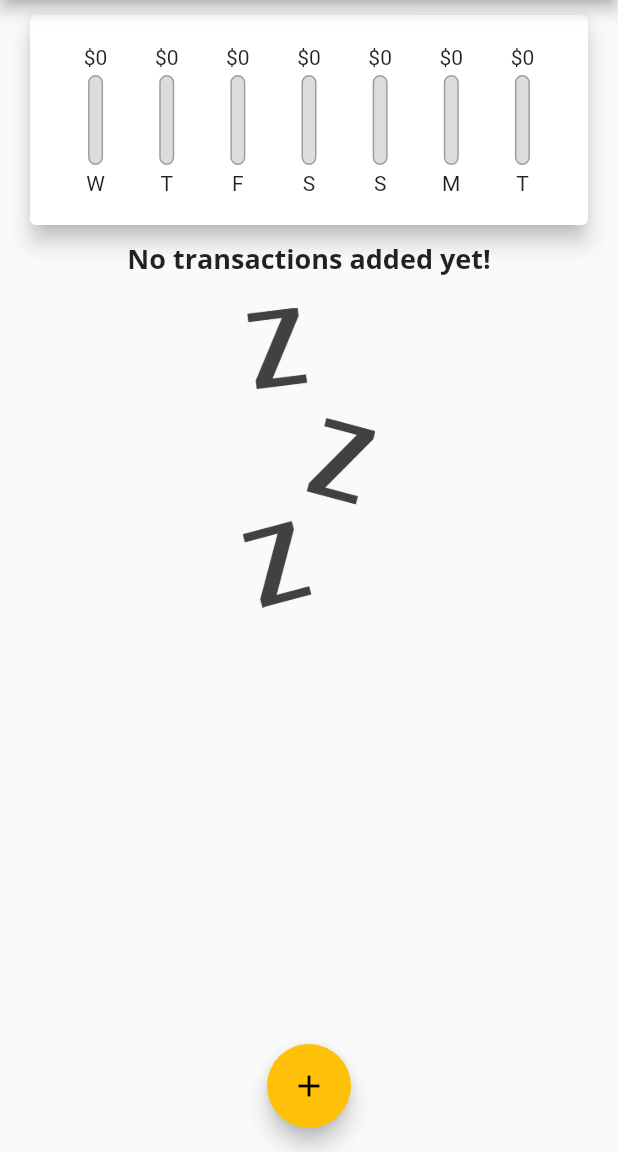
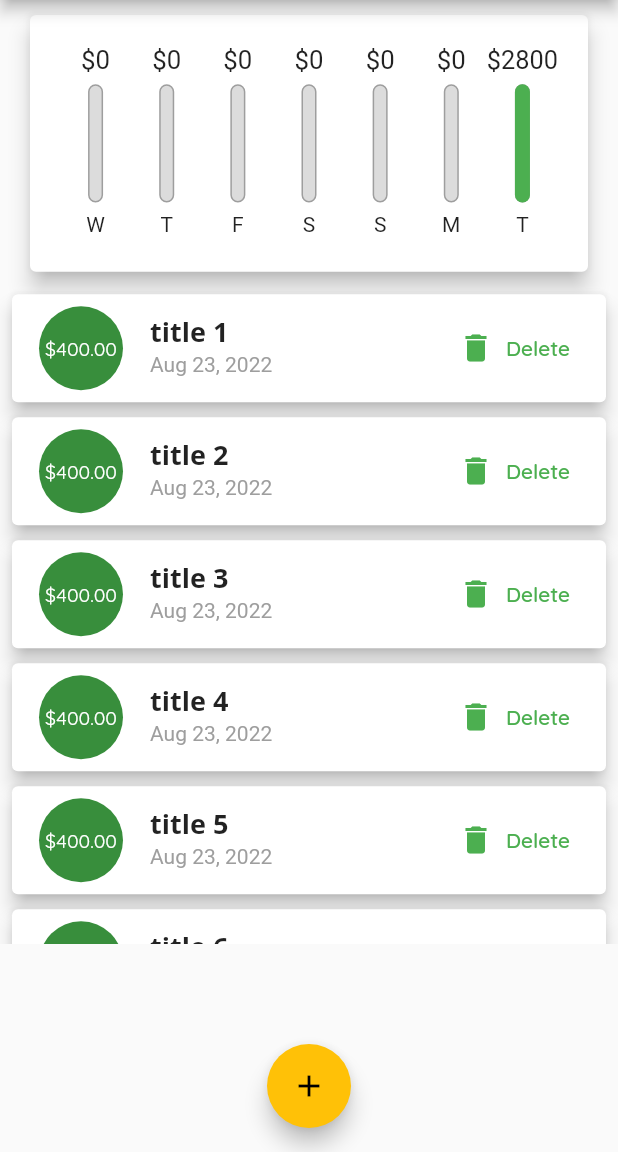
Before and after one commit to felixdusengimana/expense-tracker, a Flutter app: the screen it shows after launch, on a phone screen of 412 x 824 dp, the part 84-1236 px from its top. Run offline on Flutter 3.47's test engine with Material 2 defaults, Android fonts, the phone set to English and light mode, and no system bars.

```diff
--- a/lib/main.dart
+++ b/lib/main.dart
@@ -1,4 +1,8 @@
+import 'dart:io';
+
 import 'package:flutter/material.dart';
+import 'package:flutter/cupertino.dart';
+import 'package:flutter/services.dart';
 
 import './widgets/new_transaction.dart';
 import './models/transaction.dart';
@@ -6,6 +10,10 @@ import './widgets/transaction_list.dart';
 import './widgets/chart.dart';
 
 void main() {
+  /* When you're too lazy and you don't want to implement app on landscape mode😂😂😂*/
+  // WidgetsFlutterBinding.ensureInitialized();
+  // SystemChrome.setPreferredOrientations(
+  //     [DeviceOrientation.portraitDown, DeviceOrientation.portraitUp]);
   runApp(MyApp());
 }
 
@@ -40,7 +48,24 @@ class MyHomePage extends StatefulWidget {
 }
 
 class _MyHomePageState extends State<MyHomePage> {
-  final List<Transaction> _usertransactions = [];
+  final List<Transaction> _usertransactions = [
+    Transaction(
+        id: "2", title: "title 1", amount: 400.00, dateTime: DateTime.now()),
+    Transaction(
+        id: "4", title: "title 2", amount: 400.00, dateTime: DateTime.now()),
+    Transaction(
+        id: "5", title: "title 3", amount: 400.00, dateTime: DateTime.now()),
+    Transaction(
+        id: "6", title: "title 4", amount: 400.00, dateTime: DateTime.now()),
+    Transaction(
+        id: "7", title: "title 5", amount: 400.00, dateTime: DateTime.now()),
+    Transaction(
+        id: "8", title: "title 6", amount: 400.00, dateTime: DateTime.now()),
+    Transaction(
+        id: "9", title: "title 7", amount: 400.00, dateTime: DateTime.now()),
+  ];
+
+  bool _showChart = false;
 
   List<Transaction> get _recentTransactions {
     return _usertransactions.where((tx) {
@@ -84,29 +109,92 @@ class _MyHomePageState extends State<MyHomePage> {
 
   @override
   Widget build(BuildContext context) {
-    return Scaffold(
-      appBar: AppBar(
-        title: Text('Expense Tracker'),
+    final mediaQuery = MediaQuery.of(context);
+    final isLandscape = mediaQuery.orientation == Orientation.landscape;
+    // create app bar based on platform
+    final PreferredSizeWidget appBar = (Platform.isIOS
+        ? CupertinoNavigationBar(
+            middle: Text("Expense Tracker"),
+            trailing: Row(
+              mainAxisSize: MainAxisSize.min,
+              children: <Widget>[
+                GestureDetector(
+                  child: Icon(CupertinoIcons.add),
+                  onTap: () => _startAddNewTransaction(context),
+                )
+              ],
+            ),
+          )
+        : AppBar(
+            title: Text("Expense Tracker"),
             actions: <Widget>[
               IconButton(
+                icon: Icon(Icons.add),
                 onPressed: () => _startAddNewTransaction(context),
-              icon: Icon(Icons.add))
+              )
             ],
-      ),
-      body: SingleChildScrollView(
+          )) as PreferredSizeWidget;
+
+    final textListWidget = Container(
+        height: mediaQuery.size.height * 0.6 - appBar.preferredSize.height,
+        child: TransactionList(_usertransactions, _deleteTransaction));
+
+    final appBody = SafeArea(
+      child: SingleChildScrollView(
         child: Column(
           crossAxisAlignment: CrossAxisAlignment.stretch,
           children: <Widget>[
-            Chart(_recentTransactions),
-            TransactionList(_usertransactions, _deleteTransaction),
+            if (isLandscape)
+              Row(
+                mainAxisAlignment: MainAxisAlignment.center,
+                children: <Widget>[
+                  Text("Show Chart",
+                      style: Theme.of(context).textTheme.headline6),
+                  Switch.adaptive(
+                      value: _showChart,
+                      onChanged: (val) {
+                        setState(() {
+                          _showChart = val;
+                        });
+                      }),
+                ],
+              ),
+            if (!isLandscape)
+              Container(
+                  height: mediaQuery.size.height * 0.3 -
+                      appBar.preferredSize.height -
+                      mediaQuery.padding.top,
+                  child: Chart(_recentTransactions)),
+            if (!isLandscape) textListWidget,
+            if (isLandscape)
+              _showChart
+                  ? Container(
+                      height: mediaQuery.size.height * 1 -
+                          appBar.preferredSize.height -
+                          mediaQuery.padding.top,
+                      child: Chart(_recentTransactions))
+                  : textListWidget,
           ],
         ),
       ),
-      floatingActionButton: FloatingActionButton(
+    );
+
+    return Platform.isIOS
+        ? CupertinoPageScaffold(
+            child: appBody,
+            navigationBar: null,
+          )
+        : Scaffold(
+            appBar: appBar,
+            body: appBody,
+            floatingActionButton: Platform.isIOS
+                ? Container()
+                : FloatingActionButton(
                     onPressed: () => _startAddNewTransaction(context),
                     child: Icon(Icons.add),
                   ),
-      floatingActionButtonLocation: FloatingActionButtonLocation.centerFloat,
+            floatingActionButtonLocation:
+                FloatingActionButtonLocation.centerFloat,
           );
   }
 }
--- a/lib/widgets/chart_bar.dart
+++ b/lib/widgets/chart_bar.dart
@@ -9,14 +9,18 @@ class ChartBar extends StatelessWidget {
 
   @override
   Widget build(BuildContext context) {
+    return LayoutBuilder(builder: ((context, constraints) {
       return Column(
         children: [
-        FittedBox(child: Text('\$${spendingAmount.toStringAsFixed(0)}')),
+          Container(
+              height: constraints.maxHeight * 0.15,
+              child: FittedBox(
+                  child: Text('\$${spendingAmount.toStringAsFixed(0)}'))),
           SizedBox(
-          height: 4,
+            height: constraints.maxHeight * 0.05,
           ),
           Container(
-          height: 60,
+            height: constraints.maxHeight * 0.6,
             width: 10,
             child: Stack(children: [
               Container(
@@ -38,10 +42,13 @@ class ChartBar extends StatelessWidget {
             ]),
           ),
           SizedBox(
-          height: 4,
+            height: constraints.maxHeight * 0.05,
           ),
-        Text(label.substring(0, 1)),
+          Container(
+              height: constraints.maxHeight * 0.15,
+              child: Text(label.substring(0, 1))),
         ],
       );
+    }));
   }
 }
--- a/lib/widgets/new_transaction.dart
+++ b/lib/widgets/new_transaction.dart
@@ -52,10 +52,15 @@ class _NewTransactionState extends State<NewTransaction> {
 
   @override
   Widget build(BuildContext context) {
-    return Card(
+    return SingleChildScrollView(
+      child: Card(
         elevation: 5,
         child: Container(
-        padding: EdgeInsets.all(10),
+          padding: EdgeInsets.only(
+              bottom: MediaQuery.of(context).viewInsets.bottom + 60,
+              top: 10,
+              left: 10,
+              right: 10),
           child: Column(
             children: <Widget>[
               TextField(
@@ -100,6 +105,7 @@ class _NewTransactionState extends State<NewTransaction> {
             ],
           ),
         ),
+      ),
     );
   }
 }
--- a/lib/widgets/transaction_list.dart
+++ b/lib/widgets/transaction_list.dart
@@ -1,5 +1,3 @@
-import 'dart:ffi';
-
 import 'package:flutter/material.dart';
 import 'package:intl/intl.dart';
 
@@ -13,20 +11,20 @@ class TransactionList extends StatelessWidget {
 
   @override
   Widget build(BuildContext context) {
-    return Container(
-        height: 450,
-        child: transactions.isEmpty
-            ? Column(children: [
+    return transactions.isEmpty
+        ? LayoutBuilder(builder: (context, constraints) {
+            return Column(children: [
               Text('No transactions added yet!',
                   style: Theme.of(context).textTheme.headline6),
               SizedBox(height: 20),
               Container(
-                    height: 200,
+                  height: constraints.maxHeight * 0.6,
                   child: Image.asset(
                     'assets/images/waiting.png',
                     fit: BoxFit.cover,
                   ))
-              ])
+            ]);
+          })
         : ListView.builder(
             itemBuilder: (ctx, index) {
               return Card(
@@ -51,7 +49,13 @@ class TransactionList extends StatelessWidget {
                     DateFormat.yMMMd().format(transactions[index].dateTime),
                     style: TextStyle(color: Colors.grey),
                   ),
-                      trailing: IconButton(
+                  trailing: MediaQuery.of(context).size.width > 360
+                      ? TextButton.icon(
+                          onPressed: () =>
+                              deleteTransaction(transactions[index].id),
+                          icon: Icon(Icons.delete),
+                          label: Text("Delete"))
+                      : IconButton(
                           icon: Icon(Icons.delete),
                           color: Theme.of(context).errorColor,
                           onPressed: () =>
@@ -66,7 +70,7 @@ class TransactionList extends StatelessWidget {
 
             //   }).toList()
             // ],
-              ));
+          );
   }
 }
 
```
Lines whose indentation alone changed are shown as unchanged.
